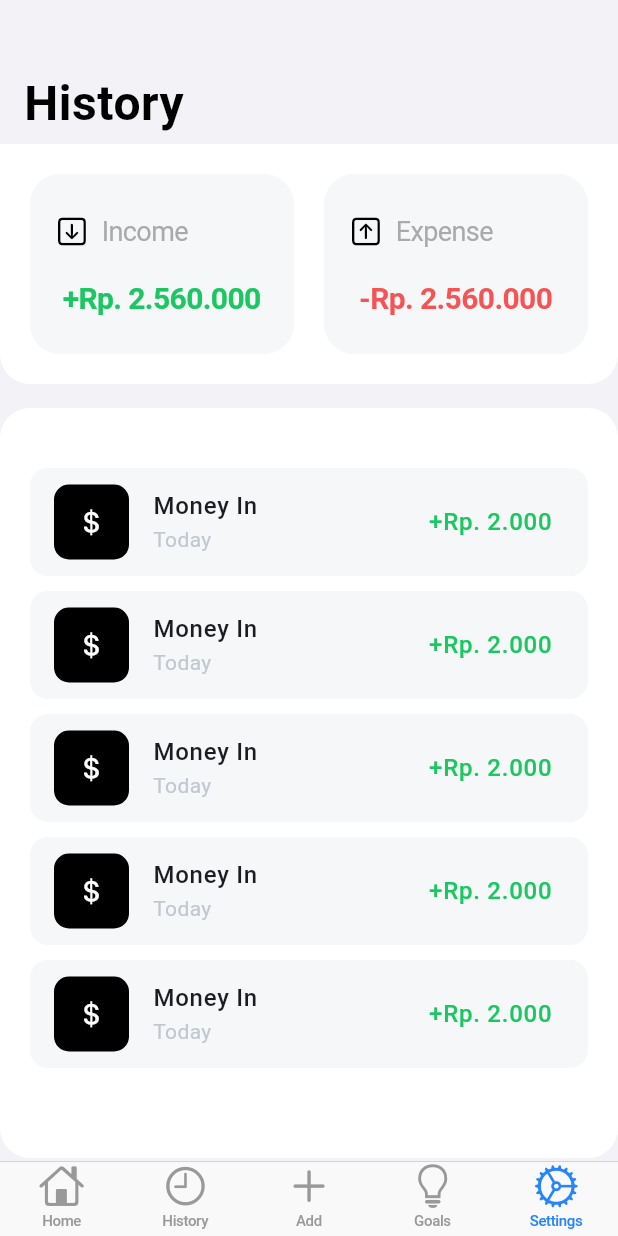
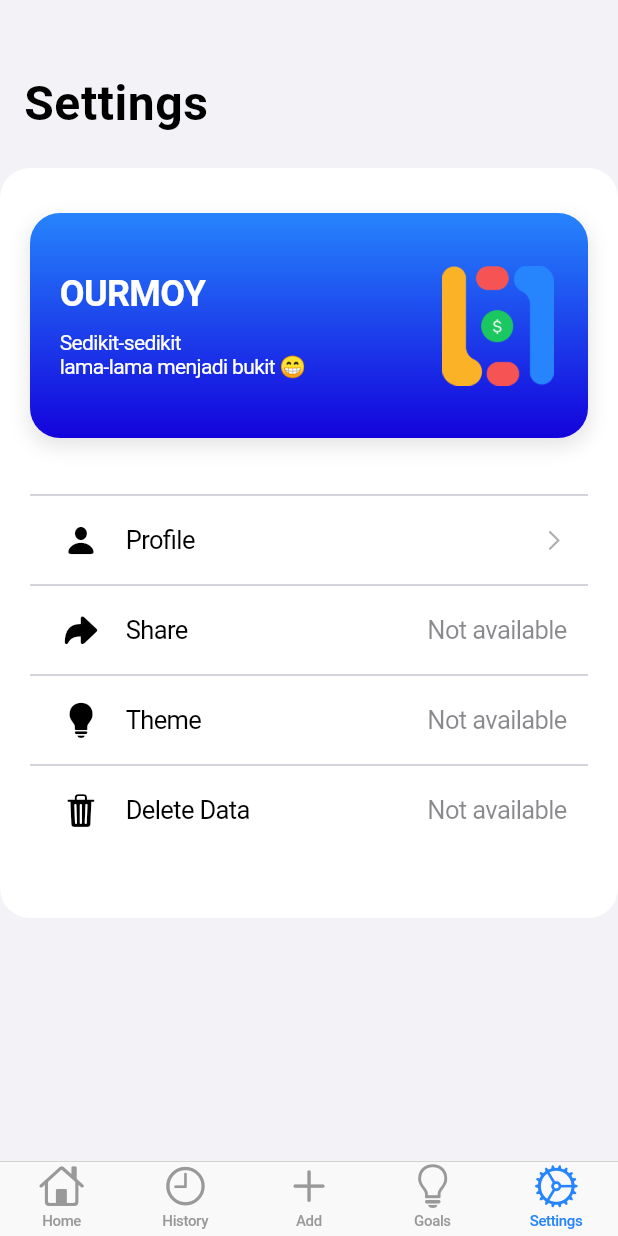
Before and after one commit to alifzaidan/ourmoy, a Flutter app: the screen it shows after launch, item 5 of the bottom bar chosen, on a phone screen of 412 x 824 dp. Run offline on Flutter 3.47's test engine with Material 3 defaults, Android fonts, the phone set to English and light mode, and no system bars; our stand-ins replace google_fonts.

Commit message:
add goals and settings screen

```diff
--- a/lib/main.dart
+++ b/lib/main.dart
@@ -1,6 +1,8 @@
 import 'package:flutter/cupertino.dart';
+import 'package:ourmoy/screens/goals_screen.dart';
 import 'package:ourmoy/screens/history_screen.dart';
 import 'package:ourmoy/screens/navigation.dart';
+import 'package:ourmoy/screens/settings_screen.dart';
 
 void main() {
   runApp(const MyApp());
@@ -23,6 +25,8 @@ class MyApp extends StatelessWidget {
       routes: {
         '/': (context) => const Navigation(),
         '/history': (context) => const HistoryScreen(),
+        '/goals': (context) => const GoalsScreen(),
+        '/settings': (context) => const SettingsScreen(),
       },
     );
   }
--- a/lib/screens/history_screen.dart
+++ b/lib/screens/history_screen.dart
@@ -11,6 +11,7 @@ class HistoryScreen extends StatelessWidget {
       child: CustomScrollView(
         slivers: [
           CupertinoSliverNavigationBar(
+            stretch: true,
             backgroundColor: const Color(0xFFFFFFFF),
             largeTitle: Text(
               'History',
@@ -33,7 +34,18 @@ class HistoryScreen extends StatelessWidget {
             hasScrollBody: false,
             child: Column(
               children: [
-                Container(
+                _statistics(context),
+                _history(),
+              ],
+            ),
+          ),
+        ],
+      ),
+    );
+  }
+
+  Container _statistics(BuildContext context) {
+    return Container(
       height: 160,
       padding: const EdgeInsets.all(20),
       decoration: const BoxDecoration(
@@ -120,8 +132,11 @@ class HistoryScreen extends StatelessWidget {
           ),
         ],
       ),
-                ),
-                Container(
+    );
+  }
+
+  Container _history() {
+    return Container(
       height: 500,
       padding: const EdgeInsets.all(20),
       margin: const EdgeInsets.only(top: 16, bottom: 62),
@@ -129,9 +144,8 @@ class HistoryScreen extends StatelessWidget {
         color: const Color(0xFFFFFFFF),
         borderRadius: BorderRadius.circular(20),
       ),
-                  child: Container(
-                    height: 300,
-                    padding: const EdgeInsets.only(top: 10),
+      child: SizedBox(
+        height: 500,
         child: ListView.builder(
           padding: const EdgeInsets.all(0),
           physics: const NeverScrollableScrollPhysics(),
@@ -181,12 +195,6 @@ class HistoryScreen extends StatelessWidget {
           },
         ),
       ),
-                ),
-              ],
-            ),
-          ),
-        ],
-      ),
     );
   }
 }
--- a/lib/screens/navigation.dart
+++ b/lib/screens/navigation.dart
@@ -1,13 +1,15 @@
 import 'package:flutter/cupertino.dart';
+import 'package:ourmoy/screens/goals_screen.dart';
 import 'package:ourmoy/screens/history_screen.dart';
 import 'package:ourmoy/screens/home_screen.dart';
+import 'package:ourmoy/screens/settings_screen.dart';
 
 const page = [
   HomeScreen(),
   HistoryScreen(),
   HistoryScreen(),
-  HistoryScreen(),
-  HistoryScreen(),
+  GoalsScreen(),
+  SettingsScreen(),
 ];
 
 class Navigation extends StatelessWidget {
--- /dev/null
+++ b/lib/screens/settings_screen.dart
@@ -0,0 +1,158 @@
+import 'package:flutter/cupertino.dart';
+import 'package:flutter/material.dart';
+import 'package:google_fonts/google_fonts.dart';
+import 'package:ourmoy/screens/home_screen.dart';
+
+class SettingsScreen extends StatelessWidget {
+  const SettingsScreen({super.key});
+
+  @override
+  Widget build(BuildContext context) {
+    return CupertinoPageScaffold(
+      child: CustomScrollView(
+        slivers: [
+          CupertinoSliverNavigationBar(
+            backgroundColor: const Color(0xFFFFFFFF),
+            largeTitle: Text(
+              'Settings',
+              style: GoogleFonts.golosText(
+                fontSize: 32,
+                fontWeight: FontWeight.w600,
+              ),
+            ),
+            middle: Text(
+              'Settings',
+              style: GoogleFonts.golosText(
+                fontSize: 24,
+                fontWeight: FontWeight.w600,
+              ),
+            ),
+            alwaysShowMiddle: false,
+            border: Border.all(color: Colors.transparent),
+          ),
+          SliverFillRemaining(
+            hasScrollBody: false,
+            child: Column(
+              children: [
+                Container(
+                  height: 500,
+                  padding: const EdgeInsets.all(20),
+                  margin: const EdgeInsets.only(top: 16, bottom: 62),
+                  decoration: BoxDecoration(
+                    color: const Color(0xFFFFFFFF),
+                    borderRadius: BorderRadius.circular(20),
+                  ),
+                  child: Column(
+                    children: [
+                      Container(
+                        height: 150,
+                        width: double.infinity,
+                        padding: const EdgeInsets.all(20),
+                        margin: const EdgeInsets.only(top: 10, bottom: 10),
+                        decoration: BoxDecoration(
+                          gradient: const LinearGradient(
+                            begin: Alignment.topCenter,
+                            end: Alignment.bottomCenter,
+                            colors: [
+                              Color(0xFF2684FC),
+                              Color(0xFF1403DC),
+                            ],
+                          ),
+                          boxShadow: [
+                            BoxShadow(
+                              color: const Color(0xFF000000).withOpacity(0.1),
+                              spreadRadius: 1,
+                              blurRadius: 10,
+                              offset: const Offset(0, 5),
+                            ),
+                          ],
+                          borderRadius: BorderRadius.circular(20),
+                        ),
+                        child: Row(
+                          mainAxisAlignment: MainAxisAlignment.spaceBetween,
+                          children: [
+                            Column(
+                              crossAxisAlignment: CrossAxisAlignment.start,
+                              mainAxisAlignment: MainAxisAlignment.center,
+                              children: [
+                                Text(
+                                  'OURMOY',
+                                  style: GoogleFonts.golosText(
+                                    fontSize: 24,
+                                    fontWeight: FontWeight.w600,
+                                    color: const Color(0xFFFFFFFF),
+                                  ),
+                                ),
+                                const SizedBox(height: 10),
+                                Text(
+                                  'Sedikit-sedikit \nlama-lama menjadi bukit 😁',
+                                  style: GoogleFonts.golosText(
+                                    fontSize: 14,
+                                    color: const Color(0xFFFFFFFF),
+                                  ),
+                                ),
+                              ],
+                            ),
+                            Image.asset(
+                              'assets/images/logo_ourmoy.png',
+                              width: 80,
+                              height: 80,
+                            )
+                          ],
+                        ),
+                      ),
+                      const SizedBox(height: 20),
+                      const Divider(),
+                      CupertinoListTile(
+                        title: const Text('Profile'),
+                        leading: const Icon(
+                          CupertinoIcons.person_fill,
+                          color: Color(0xFF000000),
+                        ),
+                        trailing: const CupertinoListTileChevron(),
+                        onTap: () => Navigator.of(context).push(
+                          CupertinoPageRoute(
+                            builder: (BuildContext context) {
+                              return const HomeScreen();
+                            },
+                          ),
+                        ),
+                      ),
+                      const Divider(),
+                      const CupertinoListTile(
+                        title: Text('Share'),
+                        leading: Icon(
+                          CupertinoIcons.arrowshape_turn_up_right_fill,
+                          color: Color(0xFF000000),
+                        ),
+                        additionalInfo: Text('Not available'),
+                      ),
+                      const Divider(),
+                      const CupertinoListTile(
+                        title: Text('Theme'),
+                        leading: Icon(
+                          CupertinoIcons.lightbulb_fill,
+                          color: Color(0xFF000000),
+                        ),
+                        additionalInfo: Text('Not available'),
+                      ),
+                      const Divider(),
+                      const CupertinoListTile(
+                        title: Text('Delete Data'),
+                        leading: Icon(
+                          CupertinoIcons.trash_fill,
+                          color: Color(0xFF000000),
+                        ),
+                        additionalInfo: Text('Not available'),
+                      ),
+                    ],
+                  ),
+                ),
+              ],
+            ),
+          ),
+        ],
+      ),
+    );
+  }
+}
```
Also changed, not shown: lib/screens/goals_screen.dart (added, +115 -0 lines), pubspec.yaml (+48 -49 lines), assets/images/logo_ourmoy.png (added). Lines whose indentation alone changed are shown as unchanged.
